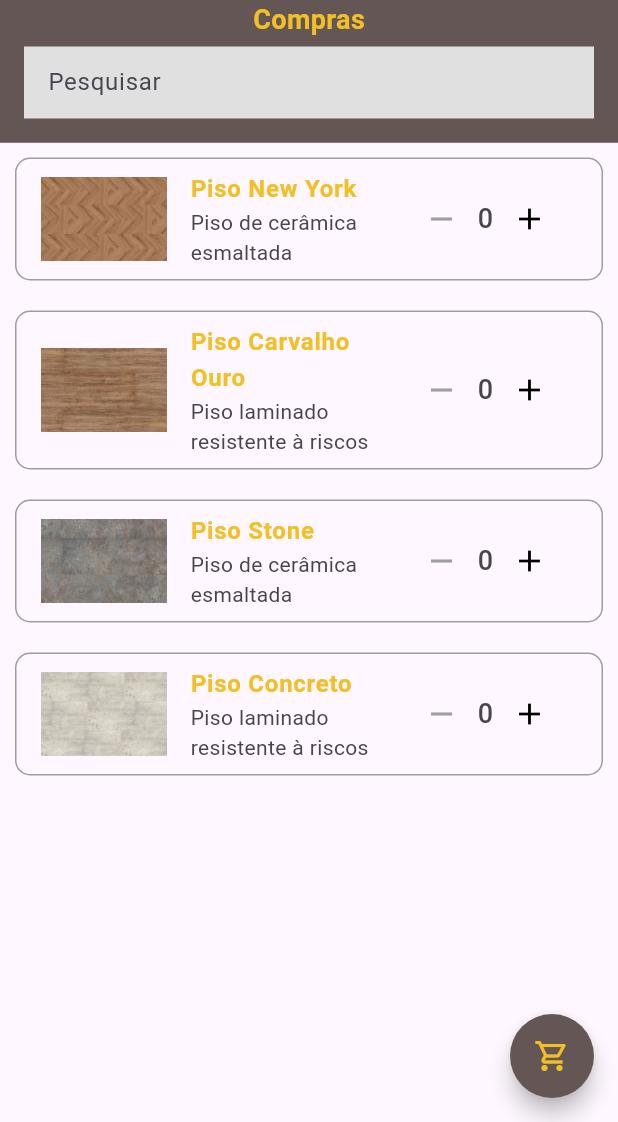
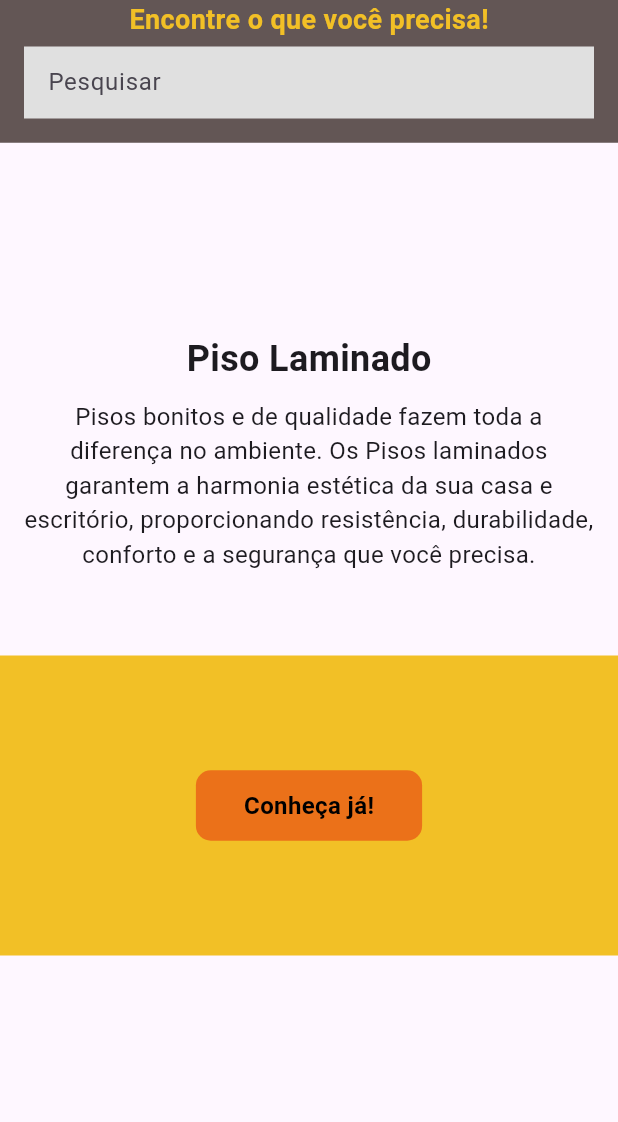
Before and after one commit to AHRGO/kadu-pisos-app, a Flutter app: the screen it shows after launch, on a phone screen of 412 x 824 dp, the part 114-1236 px from its top. Run offline on Flutter 3.47's test engine with Material 3 defaults, Android fonts, the phone set to English and light mode, and no system bars.

Commit message:
Adiciona a intro screen e arruma tamanho do cart item control

```diff
--- a/lib/main.dart
+++ b/lib/main.dart
@@ -1,5 +1,5 @@
 import 'package:flutter/material.dart';
-import 'screens/shop_screen.dart';
+import 'screens/intro_screen.dart';
 import 'models/cart_model.dart';
 import 'package:provider/provider.dart';
 
@@ -18,7 +18,7 @@ class MyApp extends StatelessWidget {
   @override
   Widget build(BuildContext context) {
     return const MaterialApp(
-      home: ShopScreen(),
+      home: IntroScreen(),
     );
   }
 }
--- /dev/null
+++ b/lib/screens/intro_screen.dart
@@ -0,0 +1,74 @@
+import 'package:flutter/material.dart';
+import 'package:kadu_pisos/components/custom_app_bar.dart';
+import 'package:kadu_pisos/screens/shop_screen.dart';
+
+class IntroScreen extends StatelessWidget {
+  const IntroScreen({super.key});
+
+  @override
+  Widget build(BuildContext context) {
+    return Scaffold(
+      appBar: CustomAppBar('Encontre o que você precisa!'),
+      body: Column(
+        mainAxisAlignment: MainAxisAlignment.center,
+        children: [
+          const Padding(
+            padding: const EdgeInsets.all(16.0),
+            child: Column(
+              children: [
+                Text(
+                  'Piso Laminado',
+                  style: TextStyle(
+                    fontSize: 24,
+                    fontWeight: FontWeight.bold,
+                  ),
+                ),
+                SizedBox(height: 10),
+                Text(
+                  'Pisos bonitos e de qualidade fazem toda a diferença no ambiente. '
+                  'Os Pisos laminados garantem a harmonia estética da sua casa e escritório, '
+                  'proporcionando resistência, durabilidade, conforto e a segurança que você precisa.',
+                  textAlign: TextAlign.center,
+                  style: TextStyle(fontSize: 16),
+                ),
+              ],
+            ),
+          ),
+          const SizedBox(height: 40),
+          Container(
+            width: double.infinity,
+            color: const Color(0xFFF2C026),
+            height: 200,
+            child: Center(
+              child: InkWell(
+                onTap: () {
+                  Navigator.push(
+                    context,
+                    MaterialPageRoute(
+                      builder: (context) => const ShopScreen(),
+                    ),
+                  );
+                },
+                child: Container(
+                  decoration: BoxDecoration(
+                    color: const Color(0xFFEB7119),
+                    borderRadius: BorderRadius.circular(10),
+                  ),
+                  padding: const EdgeInsets.symmetric(horizontal: 32, vertical: 12),
+                  child: const Text(
+                    'Conheça já!',
+                    style: TextStyle(
+                      fontSize: 16,
+                      fontWeight: FontWeight.bold,
+                      color: Colors.black,
+                    ),
+                  ),
+                ),
+              ),
+            ),
+          ),
+        ],
+      ),
+    );
+  }
+}
```
Also changed, not shown: lib/screens/cart_screen.dart (+34 -1 lines), lib/screens/shop_screen.dart (+42 -19 lines).
